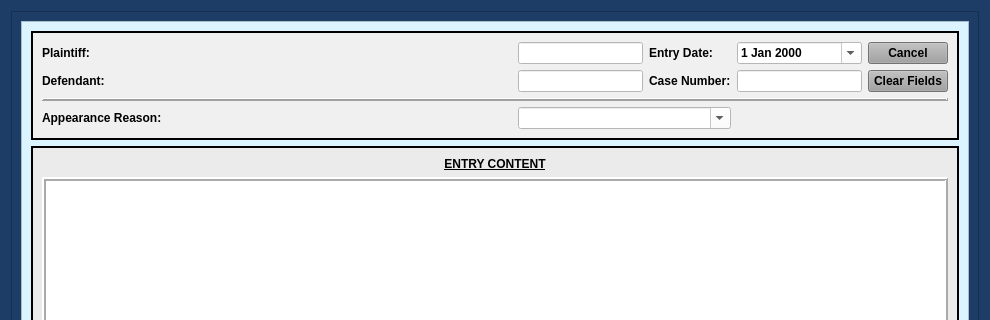
First picture: the form in munientry/views/ui/CivFreeformDialog.ui, repository HunterProgram22/MuniEntry, before the edit; both pictures show x 0 to 990 and y 0 to 320 of the 990 by 732 pixel window.
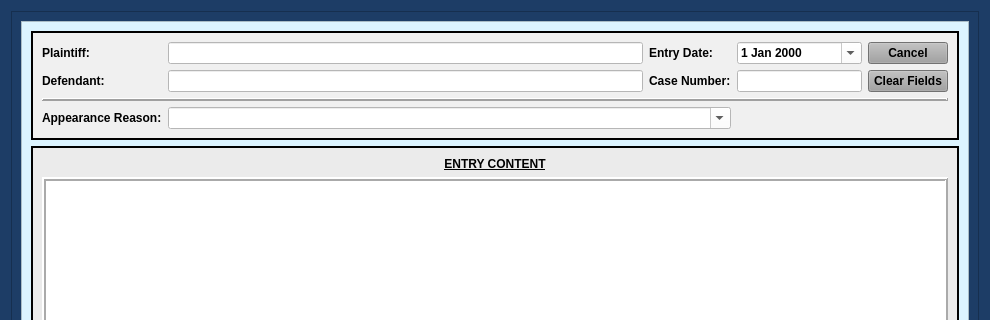
Second picture: the form after the edit. Custom widgets are drawn as their Qt base class.

Commit message: Civil information loading into dialog.

```diff
--- a/munientry/views/ui/CivFreeformDialog.ui
+++ b/munientry/views/ui/CivFreeformDialog.ui
@@ -205,7 +205,7 @@
             <property name="lineWidth">
              <number>2</number>
             </property>
-            <layout class="QGridLayout" name="gridLayout" columnstretch="1,0,0,0,0">
+            <layout class="QGridLayout" name="gridLayout" columnstretch="0,1,0,0,0">
              <item row="1" column="0">
               <widget class="QLabel" name="label_2">
                <property name="text">
```
The commit also changes 6 other files.
